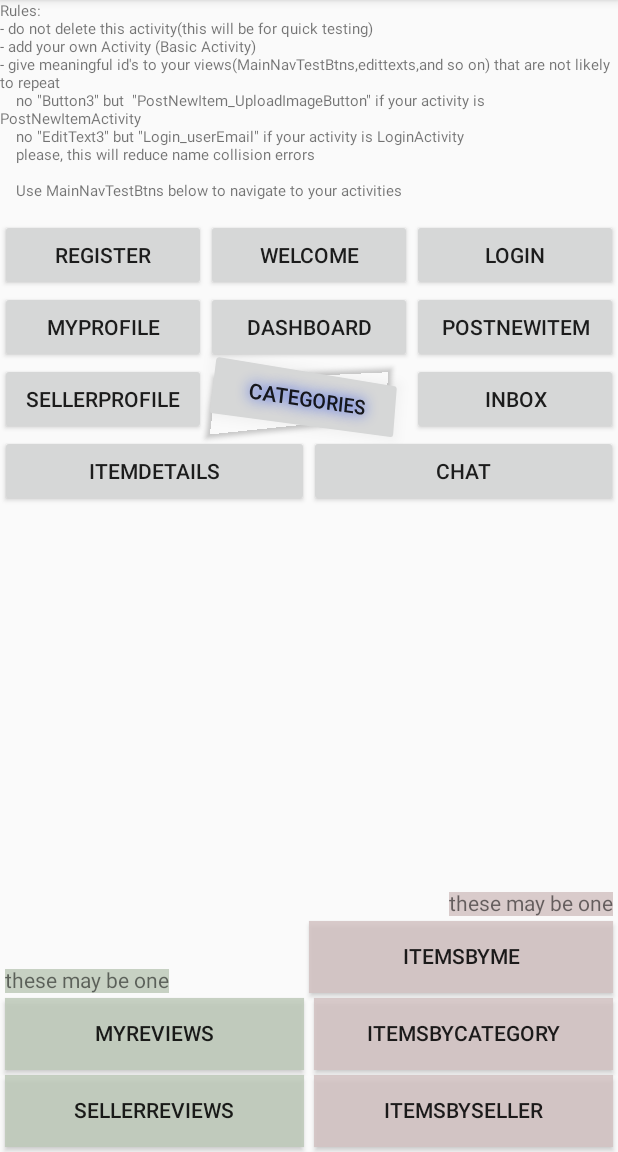
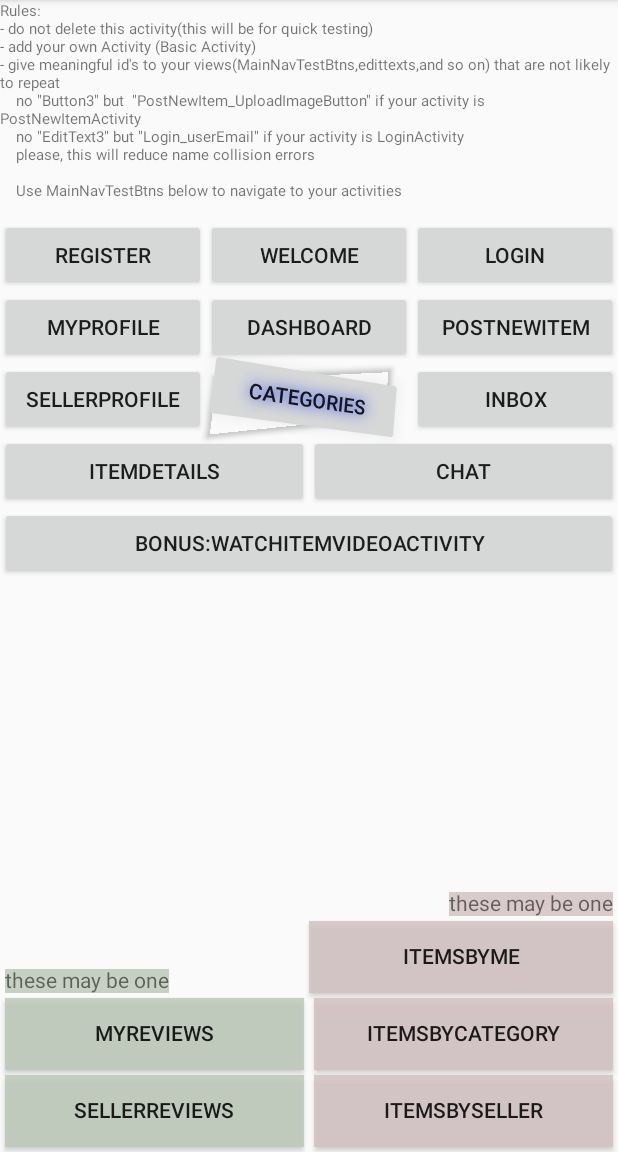
Before and after one commit to Osmiogrzesznik/BarterTrader, an Android app: the screen it shows after launch (MainActivity), on a phone screen of 412 x 824 dp, the part 84-1236 px from its top. Run offline under Robolectric (Android 15) with nearby library versions, the light colour scheme and no system bars.

Commit message:
added Button leading to Bonus Activity for 10 marks - WatchItemVIdeoActivity (reserved for Lorena)

```diff
--- a/app/src/main/java/com/groupassignment2019/bartertraderappgithuballsetup/MainActivity.java
+++ b/app/src/main/java/com/groupassignment2019/bartertraderappgithuballsetup/MainActivity.java
@@ -98,4 +98,9 @@ public class MainActivity extends AppCompatActivity {
 //        Intent intent = new Intent(this, ItemsBySellerActivity.class);
 //        startActivity(intent);
     }
+
+    public void GOT_TO_WatchItemVideoActivity(View view) {
+//        Intent intent = new Intent(this, WatchItemVideoActivity.class);
+//        startActivity(intent);
+    }
 }
--- /dev/null
+++ b/app/src/main/java/com/groupassignment2019/bartertraderappgithuballsetup/models/Item.java
@@ -0,0 +1,4 @@
+package com.groupassignment2019.bartertraderappgithuballsetup.models;
+
+public class Item {
+}
--- a/app/src/main/res/layout/activity_main.xml
+++ b/app/src/main/res/layout/activity_main.xml
@@ -260,4 +260,14 @@
         app:layout_constraintBottom_toTopOf="@+id/MainNavTestBtn5"
         app:layout_constraintStart_toStartOf="parent" />
 
+    <Button
+        android:id="@+id/MainNavTestBtn20"
+        android:layout_width="0dp"
+        android:layout_height="wrap_content"
+        android:onClick="GOT_TO_WatchItemVideoActivity"
+        android:text="Bonus:WatchItemVideoActivity"
+        app:layout_constraintEnd_toEndOf="parent"
+        app:layout_constraintStart_toStartOf="parent"
+        app:layout_constraintTop_toBottomOf="@+id/MainNavTestBtn16" />
+
 </androidx.constraintlayout.widget.ConstraintLayout>
```
